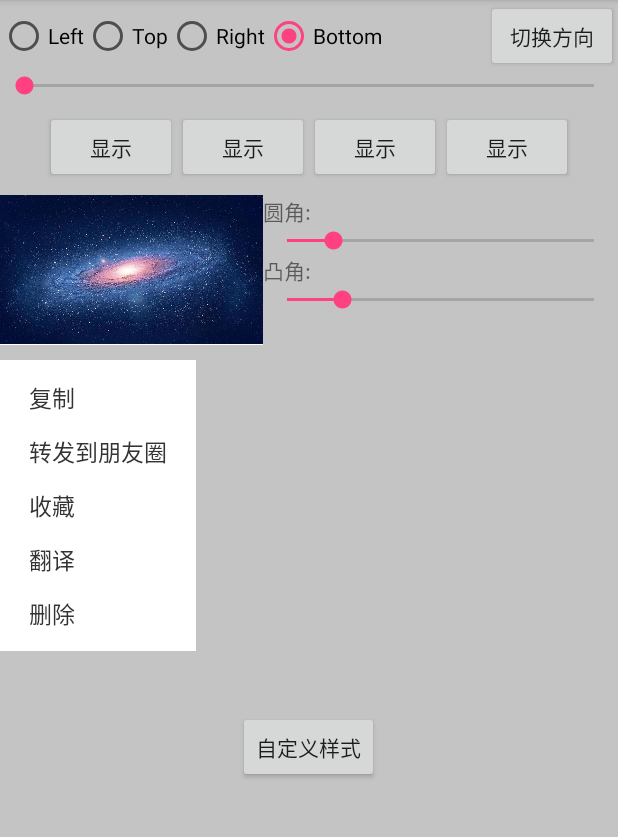
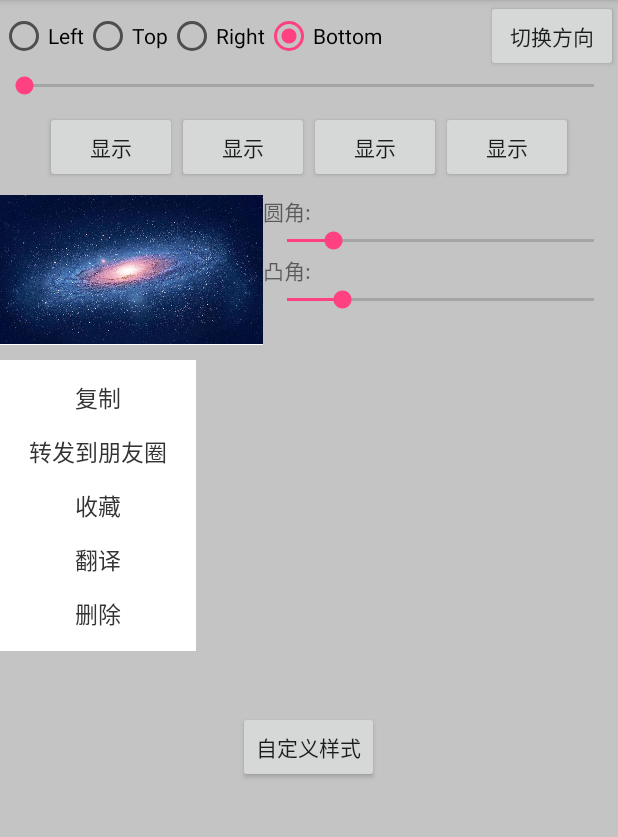
Before and after one commit to UserNameQC/PopupMenuView-master, an Android app: the screen it shows after launch (MainActivity), after a tap on "切换方向", on a phone screen of 412 x 824 dp, the part 84-921 px from its top. Run offline under Robolectric (Android 15) with nearby library versions, the phone set to English and light mode, and no system bars.

Commit message:
修改item布局

```diff
--- a/popmenu/src/main/res/values/styles.xml
+++ b/popmenu/src/main/res/values/styles.xml
@@ -15,7 +15,7 @@
         <item name="android:layout_height">wrap_content</item>
         <item name="android:drawablePadding">2dp</item>
         <item name="android:background">@drawable/bg_menu</item>
-        <item name="android:gravity">center_vertical</item>
+        <item name="android:gravity">center</item>
     </style>
 
 </resources>
```
